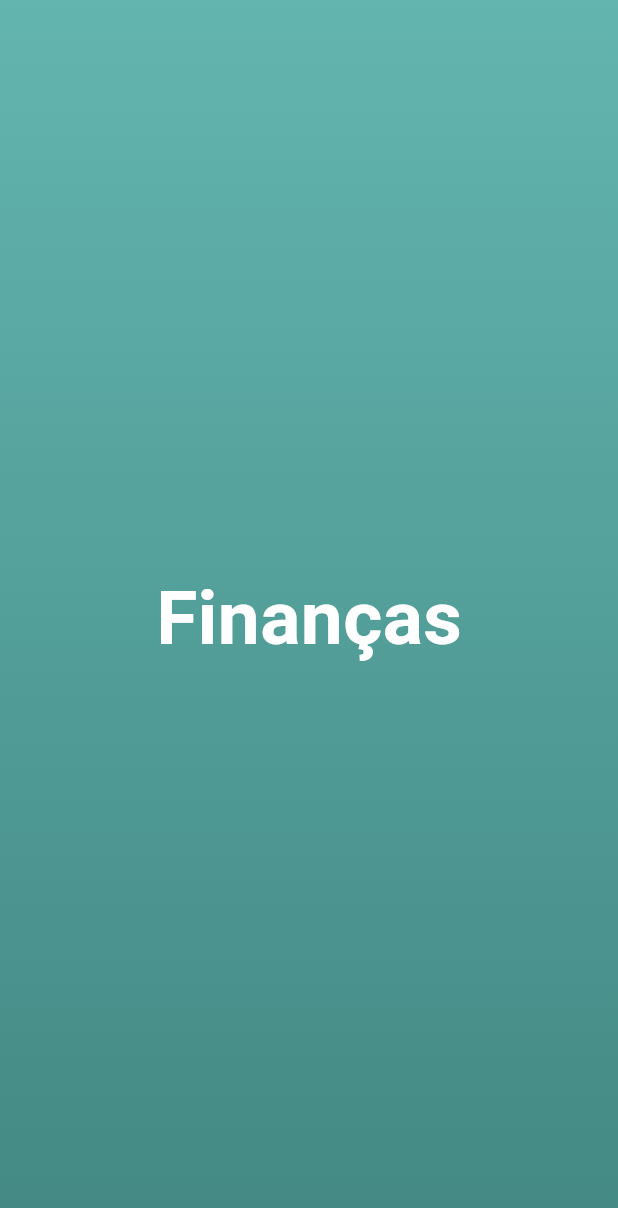
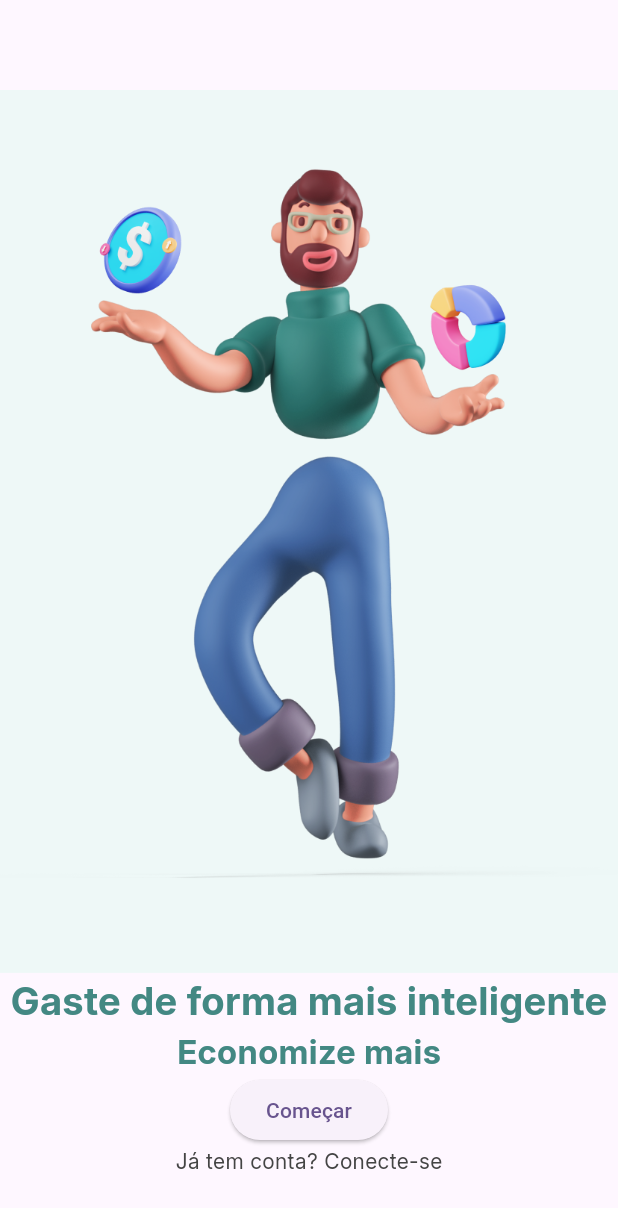
Before and after one commit to melquetrindade/finance_app, a Flutter app: the screen it shows after launch, on a phone screen of 412 x 824 dp. Shown: the top 1208 px of the screen. Run offline on Flutter 3.47's test engine with Material 3 defaults, Android fonts, the phone set to English and light mode, and no system bars.

Commit message:
iniciando desenvolvendo da tela de onboarding

```diff
--- a/finance_app/lib/common/constants/app_colos.dart
+++ b/finance_app/lib/common/constants/app_colos.dart
@@ -1,8 +1,12 @@
 import 'dart:ui';
+
+import 'package:flutter/material.dart';
 
 class AppColors {
   AppColors._();
 
   static const Color greelightOne = Color(0xFF63B5AF);
   static const Color greelightTwo = Color(0xFF438883);
+  static const Color iceWhite = Color(0xFFEEF8F7);
+  static const Color grey = Color(0xFF444444);
 }
--- /dev/null
+++ b/finance_app/lib/features/onboarding/onboarding_page.dart
@@ -0,0 +1,89 @@
+import 'package:finance_app/common/constants/app_colos.dart';
+import 'package:flutter/material.dart';
+import 'package:flutter/widgets.dart';
+
+class OnboardingPage extends StatelessWidget {
+  const OnboardingPage({super.key});
+
+  @override
+  Widget build(BuildContext context) {
+    return Scaffold(
+      body: Align(
+        child: Column(
+          children: [
+            SizedBox(height: 60.0),
+            Expanded(
+              flex: 2,
+              child: Container(
+                color: AppColors.iceWhite,
+                child: Image.asset('assets/images/man.png'),
+              ),
+            ),
+            Container(
+              width: double.infinity,
+              child: FittedBox(
+                fit: BoxFit.scaleDown,
+                child: Center(
+                  child: Padding(
+                    padding: const EdgeInsets.symmetric(horizontal: 10),
+                    child: Text(
+                      'Gaste de forma mais inteligente',
+                      style: TextStyle(
+                          fontFamily: 'Inter',
+                          fontSize: 36.0,
+                          fontWeight: FontWeight.w700,
+                          color: AppColors.greelightTwo),
+                    ),
+                  ),
+                ),
+              ),
+            ),
+            Container(
+              width: double.infinity,
+              child: FittedBox(
+                fit: BoxFit.scaleDown,
+                child: Center(
+                  child: Padding(
+                    padding: const EdgeInsets.symmetric(horizontal: 10),
+                    child: Text(
+                      'Economize mais',
+                      style: TextStyle(
+                          fontFamily: 'Inter',
+                          fontSize: 22.0,
+                          fontWeight: FontWeight.w700,
+                          color: AppColors.greelightTwo),
+                    ),
+                  ),
+                ),
+              ),
+            ),
+            ElevatedButton(
+              onPressed: (){},
+              child: Text('Começar')
+            ),
+            Container(
+              width: double.infinity,
+              child: FittedBox(
+                fit: BoxFit.scaleDown,
+                child: Center(
+                  child: Padding(
+                    padding: const EdgeInsets.symmetric(horizontal: 10),
+                    child: Text(
+                      'Já tem conta? Conecte-se',
+                      style: TextStyle(
+                          fontFamily: 'Inter',
+                          fontSize: 14.0,
+                          fontWeight: FontWeight.w500,
+                          color: AppColors.grey),
+                    ),
+                  ),
+                ),
+              ),
+            ),
+            const SizedBox(height: 40.0,)
+          ],
+        ),
+      ),
+    );
+  }
+}
--- a/finance_app/lib/features/splash/splash_page.dart
+++ b/finance_app/lib/features/splash/splash_page.dart
@@ -19,6 +19,7 @@ class SplashPage extends StatelessWidget {
           ])
         ),
         child: Text('Finanças', style: TextStyle(
+          fontFamily: 'Inter',
           fontSize: 50,
           fontWeight: FontWeight.w700,
           color: Colors.white
--- a/finance_app/lib/main.dart
+++ b/finance_app/lib/main.dart
@@ -1,5 +1,6 @@
+import 'package:finance_app/features/onboarding/onboarding_page.dart';
 import 'package:finance_app/features/splash/splash_page.dart';
-import 'package:finance_app/page/homePage.dart';
+//import 'package:finance_app/page/homePage.dart';
 import 'package:flutter/material.dart';
 
 void main() {
@@ -18,7 +19,7 @@ class MyApp extends StatelessWidget {
         colorScheme: ColorScheme.fromSeed(seedColor: Colors.deepPurple),
         useMaterial3: true,
       ),
-      home: SplashPage()
+      home: OnboardingPage()
     );
   }
 }
```
Also changed, not shown: finance_app/pubspec.yaml (+8 -13 lines), finance_app/assets/fonts/Inter_18pt-Bold.ttf (added), finance_app/assets/fonts/Inter_18pt-Regular.ttf (added), finance_app/assets/fonts/Inter_24pt-Bold.ttf (added), finance_app/assets/fonts/Inter_24pt-Regular.ttf (added), finance_app/assets/fonts/Inter_28pt-Bold.ttf (added), finance_app/assets/fonts/Inter_28pt-Regular.ttf (added), finance_app/assets/images/man.png (added).
